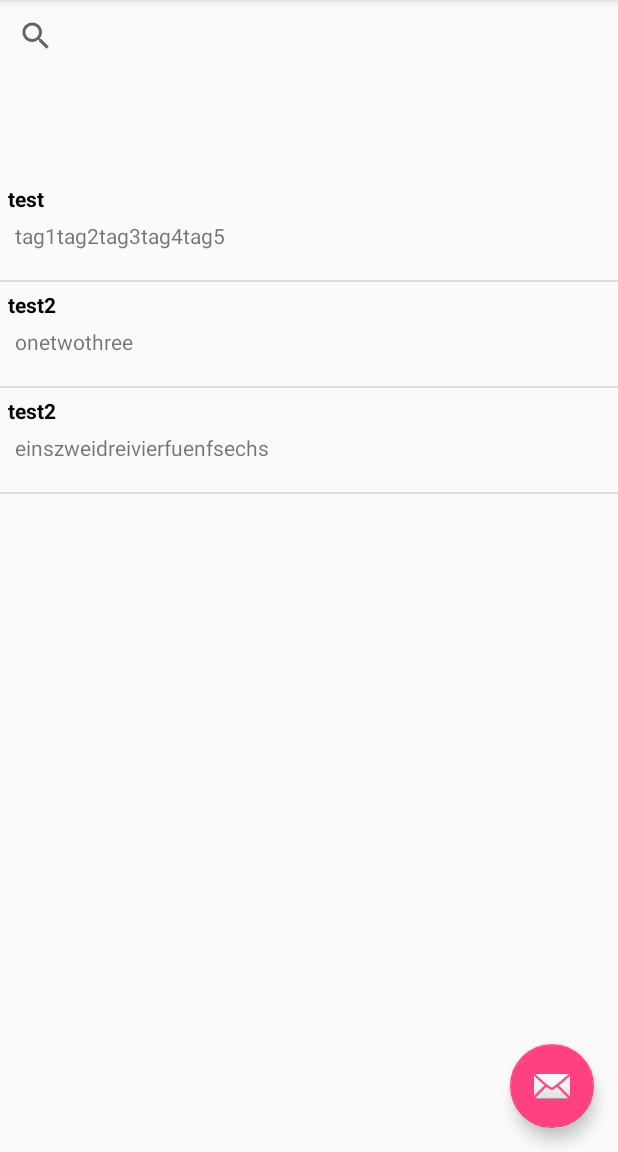
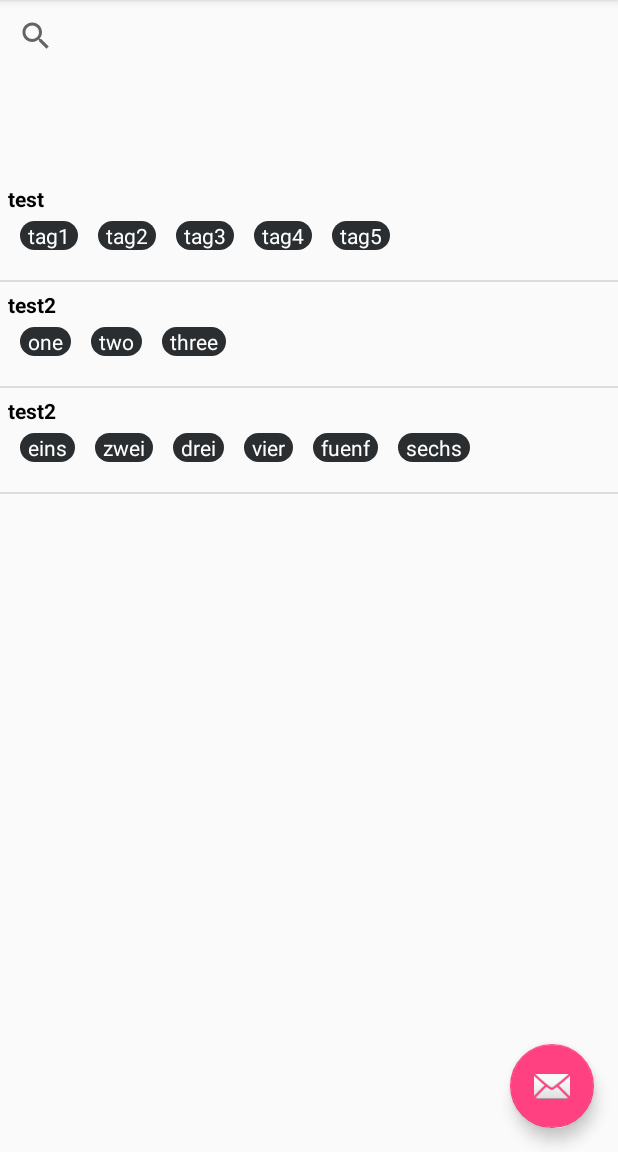
Before and after one commit to mec-kon/tagventory, an Android app: the screen it shows after launch (MainActivity), on a phone screen of 412 x 824 dp, the part 84-1236 px from its top. Run offline under Robolectric (Android 15) with nearby library versions, the phone set to English and light mode, and no system bars.

Commit message:
tagdesing in own xml file

```diff
--- a/app/src/main/java/de/mec_kon/tagventory/InventoryListAdapter.kt
+++ b/app/src/main/java/de/mec_kon/tagventory/InventoryListAdapter.kt
@@ -8,14 +8,13 @@ import android.widget.LinearLayout
 import android.widget.TextView
 
 
-
-class InventoryListAdapter(context: Activity, items: ArrayList<InventoryItem>){
+class InventoryListAdapter(context: Activity, items: ArrayList<InventoryItem>) {
 
     private val names = arrayListOf<String>()
-    val innerAdapter:InnerInventoryListAdapter
+    val innerAdapter: InnerInventoryListAdapter
 
     init {
-        for(i in items){
+        for (i in items) {
             names.add(i.name)
         }
         innerAdapter = InnerInventoryListAdapter(context, items)
@@ -26,28 +25,36 @@ class InventoryListAdapter(context: Activity, items: ArrayList<InventoryItem>){
 
         override fun getView(position: Int, view: View?, parent: ViewGroup): View {
             val inflater = context.layoutInflater
-            val rowView = inflater.inflate(R.layout.single_inventory_list_item, null, true)
+            val itemView = inflater.inflate(R.layout.single_inventory_list_item, null, true)
 
-            val inventoryListItemNameXML = rowView.findViewById<View>(R.id.inventory_list_name) as TextView
-            val inventoryListItemTagListXML = rowView.findViewById<View>(R.id.inventory_list_tags) as LinearLayout
+
+            val inventoryListItemNameXML = itemView.findViewById<View>(R.id.inventory_list_name) as TextView
+            val inventoryListItemTagListXML = itemView.findViewById<View>(R.id.inventory_list_tags) as LinearLayout
 
             val names = arrayListOf<String>()
             val tags = arrayListOf<ArrayList<String>>()
-            for (i in items){
+            for (i in items) {
                 names.add(i.name)
                 tags.add(i.tagList)
             }
 
+            inventoryListItemNameXML.text = names[position]
 
-        inventoryListItemNameXML.text = names[position]
+            for (i in 0 until tags[position].size) {
 
-        for (i in 0 until tags[position].size){
-            val textView = TextView(context)
-            textView.text = tags[position][i]
-            inventoryListItemTagListXML.addView(textView)
-        }
+                // add placeholder textview
+                var placeholderTextView = TextView(context)
+                placeholderTextView.setPadding(10,0,10,0)
+                inventoryListItemTagListXML.addView(placeholderTextView)
 
-        return rowView
+                // add textview
+                val tagView = inflater.inflate(R.layout.inventory_tag_item, null)
+                val textView = tagView.findViewById(R.id.tag_item) as TextView
+                textView.text = tags[position][i]
+                inventoryListItemTagListXML.addView(textView)
+            }
+
+            return itemView
 
         }
     }
--- /dev/null
+++ b/app/src/main/res/drawable/rounded_tag_design.xml
@@ -0,0 +1,9 @@
+<?xml version="1.0" encoding="utf-8"?>
+<selector xmlns:android="http://schemas.android.com/apk/res/android">
+     <item >
+        <shape android:shape="rectangle"  >
+            <corners android:radius="100dp"/>
+            <solid android:color="#2A2E31"/>
+        </shape>
+    </item>
+</selector>
--- /dev/null
+++ b/app/src/main/res/layout/inventory_tag_item.xml
@@ -0,0 +1,11 @@
+<?xml version="1.0" encoding="utf-8"?>
+<TextView
+        xmlns:android="http://schemas.android.com/apk/res/android"
+        android:id="@+id/tag_item"
+        android:layout_width="wrap_content"
+        android:layout_height="wrap_content"
+        android:paddingLeft="5dp"
+        android:paddingRight="5dp"
+        android:background="@drawable/rounded_tag_design"
+
+        android:textColor="@android:color/background_light"/>
--- a/app/src/main/res/layout/single_inventory_list_item.xml
+++ b/app/src/main/res/layout/single_inventory_list_item.xml
@@ -18,11 +18,6 @@
                 android:layout_height="match_parent"
                 android:layout_width="wrap_content"
                 android:id="@+id/inventory_list_tags">
-            <TextView
-                    android:layout_width="wrap_content"
-                    android:layout_height="match_parent"
-                    android:layout_marginStart="10dp"
-            />
 
         </LinearLayout>
     </HorizontalScrollView>
```
